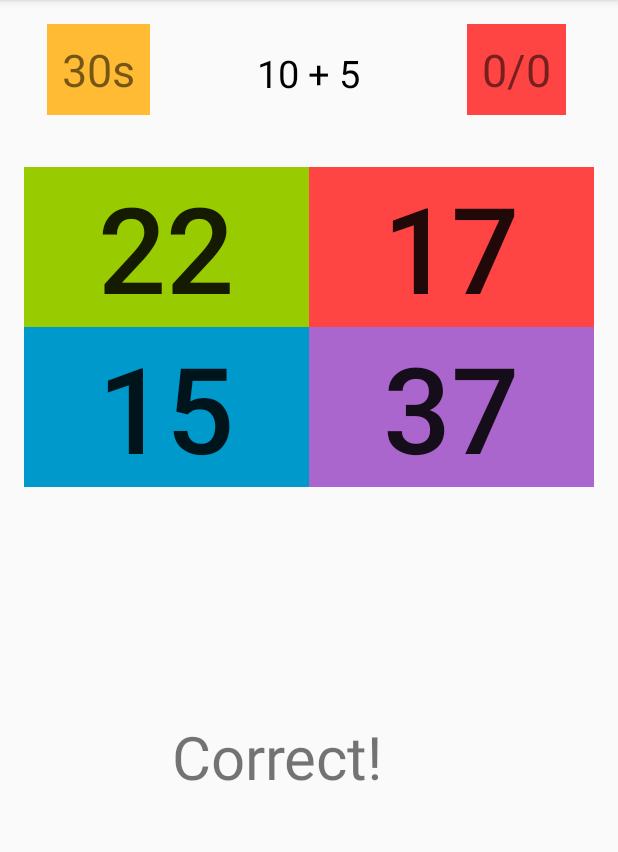
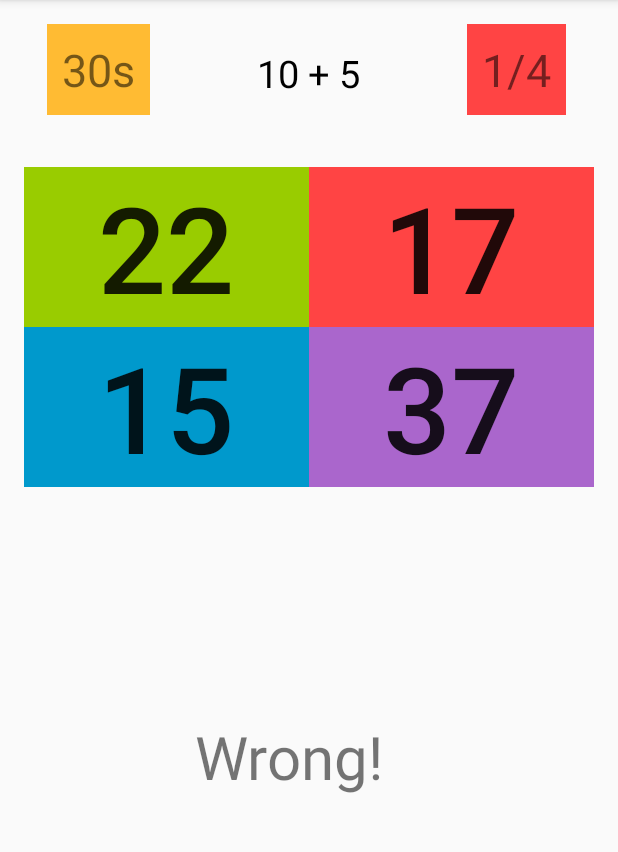
Before and after one commit to raviigarg/The-Complete-Android-N-Developer-Course, an Android app: the screen it shows after launch (MainActivity), after a tap on an icon or button, on a phone screen of 412 x 824 dp, the part 84-936 px from its top. Run offline under Robolectric (Android 15) with nearby library versions, the phone set to English and light mode, and no system bars; 3 other taps on this screen came first.

Commit message:
Score lable is upadated when question is answered

```diff
--- a/BrainTrainer/app/src/main/java/com/example/ravi/braintrainer/MainActivity.java
+++ b/BrainTrainer/app/src/main/java/com/example/ravi/braintrainer/MainActivity.java
@@ -13,8 +13,27 @@ import java.util.Random;
 public class MainActivity extends AppCompatActivity {
 
     Button startButton;
+    TextView resultTextView;
+    TextView pointsTextView;
     ArrayList<Integer> answers = new ArrayList<Integer>();
     int locatinOfCorrectAnswer;
+    int score=0;
+    int numberOfQuestions=0;
+
+    public void chooseAnswer(View view) {
+
+        if(view.getTag().toString().equals(Integer.toString(locatinOfCorrectAnswer))) {
+
+                score++;
+                resultTextView.setText("Correct!");
+
+        }else {
+            resultTextView.setText("Wrong!");
+        }
+        numberOfQuestions++;
+
+        pointsTextView.setText(Integer.toString(score)+ "/" + Integer.toString(numberOfQuestions));
+    }
 
 
     public void start(View view) {
@@ -35,6 +54,8 @@ public class MainActivity extends AppCompatActivity {
         Button button1= (Button) findViewById(R.id.button1);
         Button button2 = (Button) findViewById(R.id.button2);
         Button button3 = (Button) findViewById(R.id.button3);
+        resultTextView = (TextView) findViewById(R.id.resultTextView);
+        pointsTextView = (TextView) findViewById(R.id.pointsTextView);
 
         Random rand = new Random();
 
```
